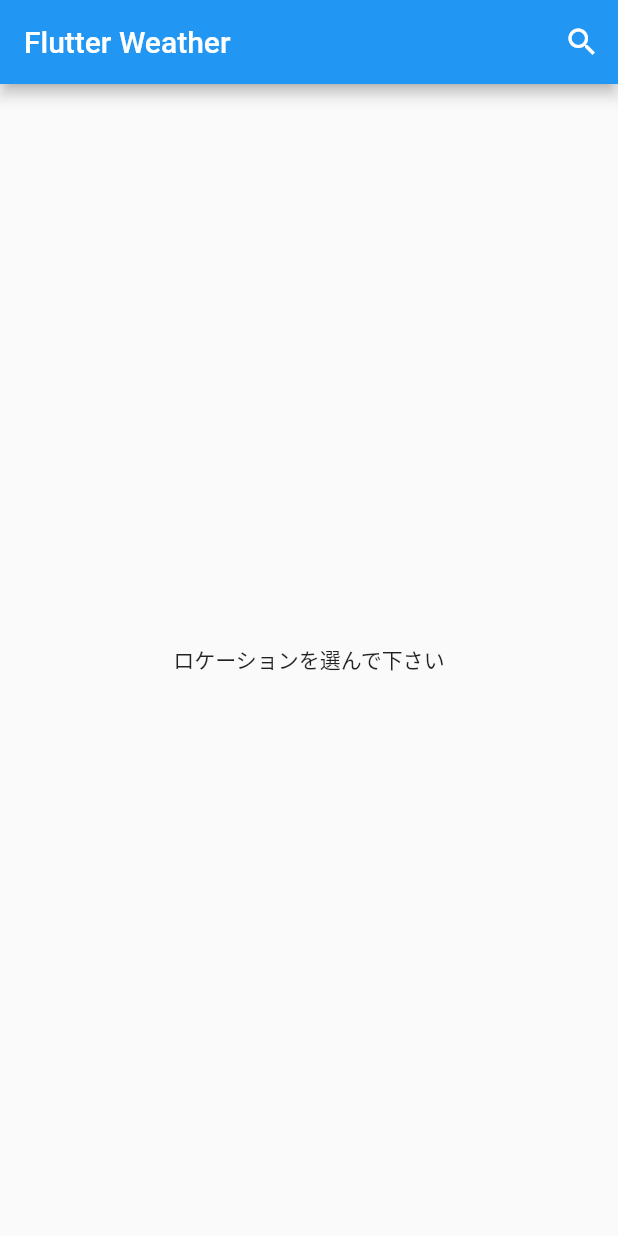
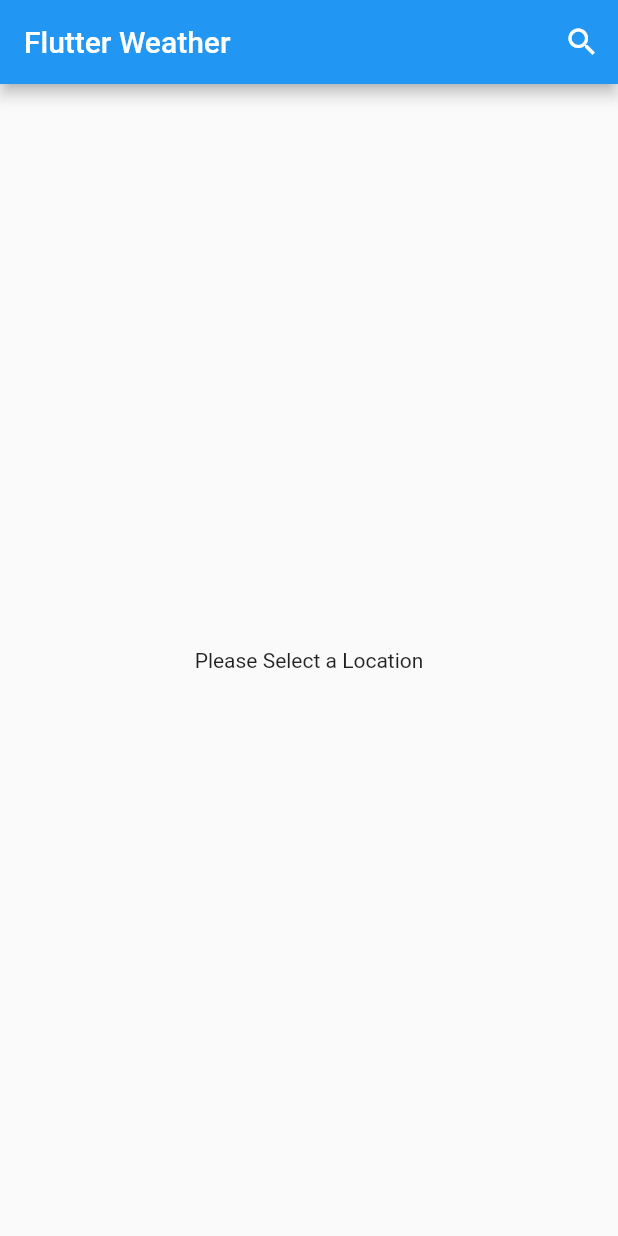
Before and after one commit to tsurumiii/weather_bloc, a Flutter app: the screen it shows after launch, on a phone screen of 412 x 824 dp. Run offline on Flutter 3.47's test engine with Material 2 defaults, Android fonts, the phone set to English and light mode, and no system bars; our stand-ins replace bloc, equatable, flutter_bloc.

Commit message:
add widget

```diff
--- a/lib/widgets/weather.dart
+++ b/lib/widgets/weather.dart
@@ -55,22 +55,25 @@ class _WeatherState extends State<Weather> {
           bloc: _weatherBloc,
           builder: (_, WeatherState state) {
             if (state is WeatherEmpty) {
-              return Center(
-                child: Text('ロケーションを選んで下さい'),
-              );
+              return Center(child: Text('Please Select a Location'));
             }
             if (state is WeatherLoading) {
-              return Center(
-                child: CircularProgressIndicator(),
-              );
+              return Center(child: CircularProgressIndicator());
             }
             if (state is WeatherLoaded) {
               final weather = state.weather;
+              final themeBloc = BlocProvider.of<ThemeBloc>(context);
+              themeBloc.dispatch(WeatherChanged(condition: weather.condition));
 
               _refreshCompleter?.complete();
               _refreshCompleter = Completer();
 
-              return RefreshIndicator(
+              return BlocBuilder(
+                bloc: themeBloc,
+                builder: (_, ThemeState themeState) {
+                  return GradientContainer(
+                    color: themeState.color,
+                    child: RefreshIndicator(
                       onRefresh: () {
                         _weatherBloc.dispatch(
                           RefreshWeather(city: state.weather.location),
@@ -98,14 +101,15 @@ class _WeatherState extends State<Weather> {
                           ),
                         ],
                       ),
+                    ),
+                  );
+                },
               );
             }
             if (state is WeatherError) {
               return Text(
-                'エラー！！！！！！！！',
-                style: TextStyle(
-                  color: Colors.red,
-                ),
+                'Something went wrong!',
+                style: TextStyle(color: Colors.red),
               );
             }
           },
--- a/lib/widgets/widgets.dart
+++ b/lib/widgets/widgets.dart
@@ -5,3 +5,4 @@ export 'combined_weather_temperature.dart';
 export 'weather_conditions.dart';
 export 'temperature.dart';
 export 'city_selection.dart';
+export 'gradient_container.dart';
```
Also changed, not shown: lib/widgets/gradient_container.dart (added, +34 -0 lines). Lines whose indentation alone changed are shown as unchanged.
